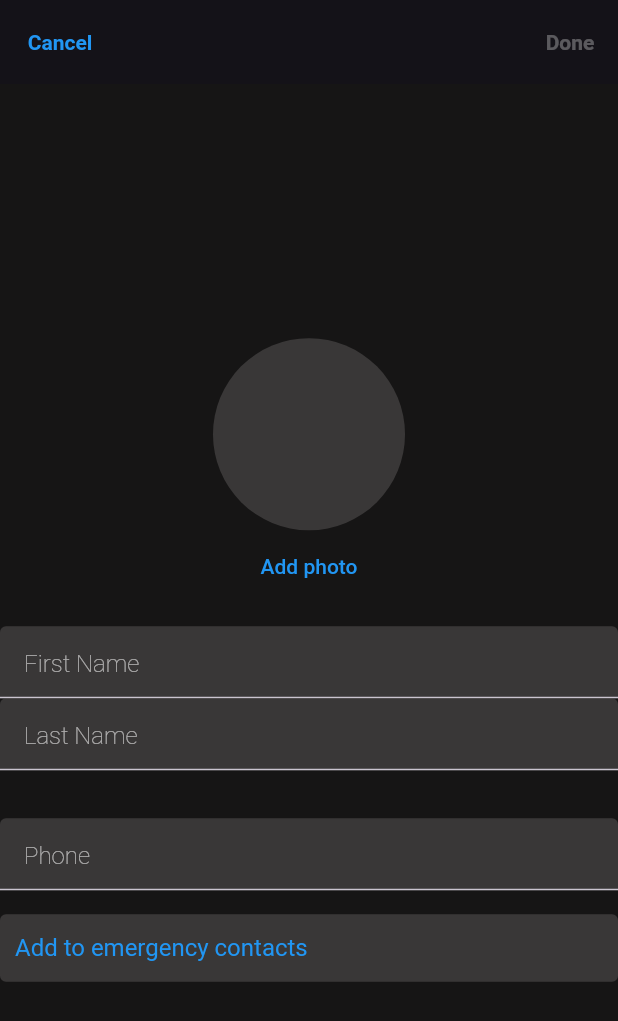
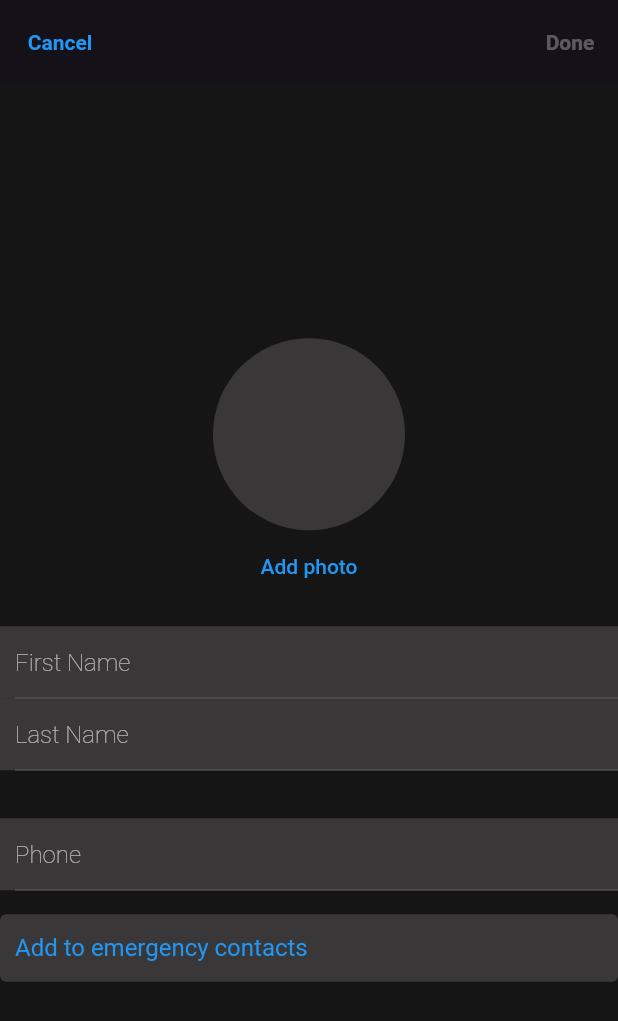
Before and after one commit to marijoyapa/flutter-project-contact-list, a Flutter app: the CreateNewContactScreen screen opened directly, on a phone screen of 412 x 824 dp. Shown: the top 1021 px of the screen. Run offline on Flutter 3.47's test engine with Material 2 defaults, Android fonts, the phone set to English and light mode, and no system bars; our stand-ins replace flutter_riverpod, google_fonts, image_picker.

Commit message:
edited Text input

```diff
--- a/contact_list/lib/screen/create_contact.dart
+++ b/contact_list/lib/screen/create_contact.dart
@@ -53,31 +53,46 @@ class _CreateNewContactScreenState
 
   InputDecoration textFieldInputDecoration(String text) {
     return InputDecoration(
+      hintText: text,
       hintStyle: const TextStyle(
         color: Color.fromARGB(160, 255, 255, 255),
         fontWeight: FontWeight.w100,
         fontSize: 16,
       ),
-      filled: true,
-      fillColor: Theme.of(context).colorScheme.primaryContainer,
-      hintText: text,
+      contentPadding: const EdgeInsets.only(left: 0, bottom: 0),
+      enabledBorder: const UnderlineInputBorder(
+        borderSide: BorderSide(
+          color: Colors.grey,
+          width: .3,
+        ),
+      ),
+      focusedBorder: const UnderlineInputBorder(
+        borderSide: BorderSide(
+          color: Colors.grey,
+          width: .3,
+        ),
+      ),
     );
   }
 
-  TextField inputTextField({
+
+  Widget inputTextField({
     required TextEditingController controller,
     required String fieldName,
     required TextInputType textInputype,
-  }) {
-    return TextField(
-      onChanged: validateForm,
-      controller: controller,
-      decoration: textFieldInputDecoration(fieldName),
-      style: const TextStyle(color: Colors.white, fontSize: 18),
-      autocorrect: false,
-      keyboardType: textInputype,
-    );
-  }
+  }) =>
+      Container(
+        color: Theme.of(context).colorScheme.primaryContainer,
+        padding: const EdgeInsets.only(left: 10),
+        child: TextField(
+            onChanged: validateForm,
+            controller: controller,
+            keyboardType: textInputype,
+            style: const TextStyle(color: Colors.white, fontSize: 16),
+            textAlign: TextAlign.left,
+            scrollPadding: const EdgeInsets.only(left: 0),
+            decoration: textFieldInputDecoration(fieldName)),
+      );
 
   @override
   Widget build(BuildContext context) {
```
